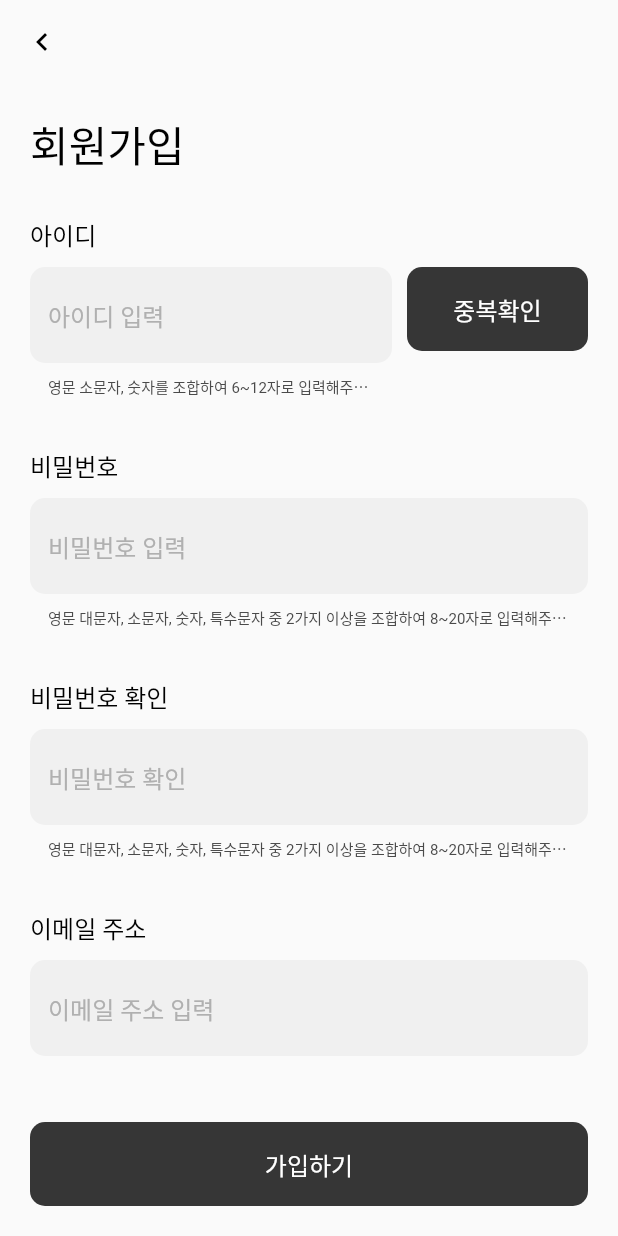
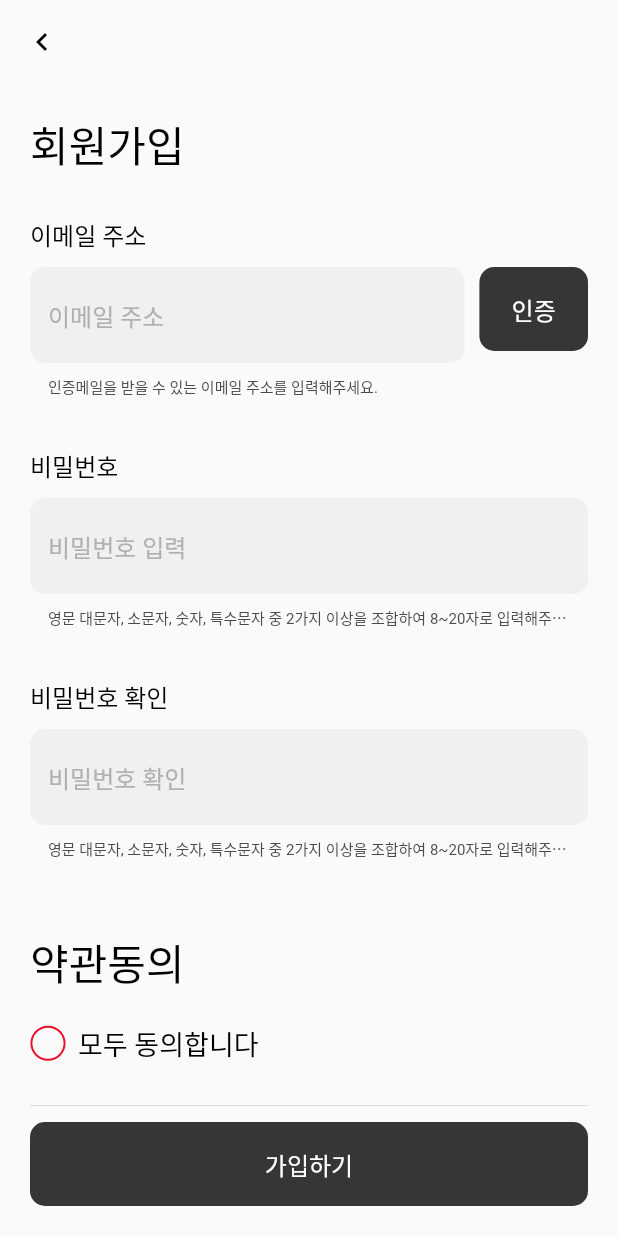
Before and after one commit to SniperFactory-Jangjeon/Jangjeon, a Flutter app: the SignupPage screen opened by its route, swiped to page 2, on a phone screen of 412 x 824 dp. Run offline on Flutter 3.47's test engine with Material 2 defaults, Android fonts, the phone set to English and light mode, and no system bars; our stand-ins replace cloud_firestore, firebase_auth, firebase_core, fl_chart, flutter_svg, font_awesome_flutter and 1 more; missing offline and left inert: kakao_flutter_sdk_user; accounts and stored records are empty; network calls fail; Roboto replaces fonts that are missing (PretendardBold, PretendardMedium, PretendardRegular).

Commit message:
이메일 회원가입으로 수정

```diff
--- a/lib/controller/signup_controller.dart
+++ b/lib/controller/signup_controller.dart
@@ -9,13 +9,12 @@ class SignupController extends GetxController {
 
   TextEditingController nameController = TextEditingController(); //이름 컨트롤러
   TextEditingController phoneController = TextEditingController(); //전화번호 컨트롤러
-  TextEditingController idController = TextEditingController(); //아이디 컨트롤러
+  TextEditingController emailController = TextEditingController(); //아이디 컨트롤러
   TextEditingController pwController = TextEditingController(); //비밀번호 컨트롤러
   TextEditingController pwConfirmController =
       TextEditingController(); //비밀번호 확인 컨트롤러
-  TextEditingController emailController = TextEditingController(); //이메일 컨트롤러
 
-  RxnString idError = RxnString('영문 소문자, 숫자를 조합하여 6~12자로 입력해주세요.');
+  RxnString emailError = RxnString('인증메일을 받을 수 있는 이메일 주소를 입력해주세요.');
   RxnString pwError =
       RxnString('영문 대문자, 소문자, 숫자, 특수문자 중 2가지 이상을 조합하여 8~20자로 입력해주세요.');
   RxnString pwConfirmError =
@@ -59,12 +58,14 @@ class SignupController extends GetxController {
     }
   }
 
-  //아이디 형식 체크
-  checkIdValidation(String value) {
-    if (!RegExp(r'''^(?=.*[a-z])(?=.*[0-9]).{6,12}$''').hasMatch(value)) {
-      idError('영문 소문자, 숫자를 조합하여 6~12자로 입력해주세요.');
+  //이메일 형식 체크
+  checkEmailValidation(String value) {
+    if (!RegExp(
+            r"^[a-zA-Z0-9.a-zA-Z0-9.!#$%&'*+-/=?^_`{|}~]+@[a-zA-Z0-9]+\.[a-zA-Z]+")
+        .hasMatch(value)) {
+      emailError('인증메일을 받을 수 있는 이메일 주소를 입력해주세요.');
     } else {
-      idError.value = null;
+      emailError.value = null;
     }
     activateSignupButton();
   }
@@ -98,10 +99,11 @@ class SignupController extends GetxController {
 
   //아이디 중복 확인
   checkIdDuplicate() async {
-    if (await Get.find<AuthController>().checkIdDuplicate(idController.text)) {
-      idError('사용 가능한 아이디입니다.');
+    if (await Get.find<AuthController>()
+        .checkIdDuplicate(emailController.text)) {
+      emailError('사용 가능한 아이디입니다.');
     } else {
-      idError('해당 아이디는 다른 사람이 사용중인 아이디입니다.');
+      emailError('해당 아이디는 다른 사람이 사용중인 아이디입니다.');
     }
     activateSignupButton();
   }
@@ -114,7 +116,7 @@ class SignupController extends GetxController {
         email: emailController.text);
 
     await Get.find<AuthController>()
-        .signup(idController.text, pwController.text, user);
+        .signup(emailController.text, pwController.text, user);
     jumpToPage(2);
   }
 
@@ -140,13 +142,12 @@ class SignupController extends GetxController {
 
   //가입하기 버튼 활성화 체크
   activateSignupButton() {
-    if (idError.value != null &&
-        idError.value!.length < 25 &&
+    if (emailError.value != null &&
+        emailError.value!.length < 25 &&
         pwError.value != null &&
         pwError.value!.length < 25 &&
         pwConfirmError.value != null &&
         pwConfirmError.value!.length < 25 &&
-        emailController.text.isNotEmpty &&
         agreement[0]['value'].value &&
         agreement[1]['value'].value &&
         agreement[2]['value'].value) {
--- a/lib/service/auth_service.dart
+++ b/lib/service/auth_service.dart
@@ -6,8 +6,7 @@ class AuthService {
 
   //아이디 중복 체크
   checkIdDuplicate(id) => _firebaseAuth
-          .createUserWithEmailAndPassword(
-              email: '$id@jangjeon.com', password: '12345678')
+          .createUserWithEmailAndPassword(email: id, password: '12345678')
           .then(
         (_) {
           _firebaseAuth.currentUser!.delete();
@@ -19,8 +18,7 @@ class AuthService {
 
   //회원가입
   signup(id, pw, user) => _firebaseAuth
-          .createUserWithEmailAndPassword(
-              email: '$id@jangjeon.com', password: pw)
+          .createUserWithEmailAndPassword(email: id, password: pw)
           .then(
         (_) async {
           _firebaseAuth.currentUser!.updateDisplayName(user.name);
@@ -34,7 +32,7 @@ class AuthService {
 
   //로그인
   login(id, pw) => _firebaseAuth
-      .signInWithEmailAndPassword(email: '$id@jangjeon.com', password: pw)
+      .signInWithEmailAndPassword(email: id, password: pw)
       .then((_) => true)
       .catchError((_) => false);
 
--- a/lib/view/screen/signup_screen.dart
+++ b/lib/view/screen/signup_screen.dart
@@ -27,20 +27,20 @@ class SignupScreen extends GetView<SignupController> {
                 const SizedBox(height: 27),
                 Text(
                   style: AppTextStyle.b3M16(),
-                  '아이디',
+                  '이메일 주소',
                 ),
                 const SizedBox(height: 10),
                 Row(
                   crossAxisAlignment: CrossAxisAlignment.start,
                   children: [
                     Expanded(
-                      flex: 2,
+                      flex: 4,
                       child: Obx(
                         () => AppTextField(
-                          controller: controller.idController,
-                          hintText: '아이디 입력',
-                          errorText: controller.idError.value,
-                          onChanged: controller.checkIdValidation,
+                          controller: controller.emailController,
+                          hintText: '이메일 주소',
+                          errorText: controller.emailError.value,
+                          onChanged: controller.checkEmailValidation,
                         ),
                       ),
                     ),
@@ -49,8 +49,8 @@ class SignupScreen extends GetView<SignupController> {
                       flex: 1,
                       child: Obx(
                         () => AppElevatedButton(
-                          childText: '중복확인',
-                          onPressed: controller.idError.value == null
+                          childText: '인증',
+                          onPressed: controller.emailError.value == null
                               ? controller.checkIdDuplicate
                               : null,
                         ),
@@ -87,17 +87,6 @@ class SignupScreen extends GetView<SignupController> {
                     onChanged: controller.checkPwConfirmValidation,
                     obscureText: true,
                   ),
-                ),
-                const SizedBox(height: 33),
-                Text(
-                  style: AppTextStyle.b3M16(),
-                  '이메일 주소',
-                ),
-                const SizedBox(height: 10),
-                AppTextField(
-                  controller: controller.emailController,
-                  hintText: '이메일 주소 입력',
-                  onChanged: (_) => controller.activateSignupButton(),
                 ),
                 const SizedBox(height: 48),
                 Text(
```
Also changed, not shown: pubspec.lock.
